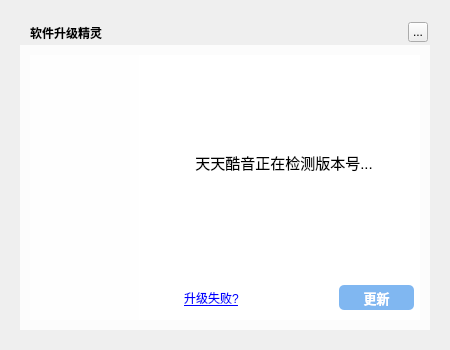
Qt form TTKCore/musicUi/musicWidget/musicsourceupdatewidget.ui (Greedysky/TTKMusicPlayer) before a commit.
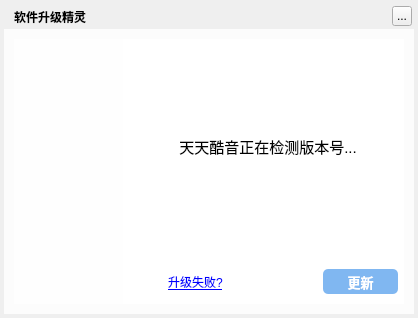
The same form after that commit. Icons and pictures are not drawn. Custom widgets are drawn as their Qt base class.

```diff
--- a/TTKCore/musicUi/musicWidget/musicsourceupdatewidget.ui
+++ b/TTKCore/musicUi/musicWidget/musicsourceupdatewidget.ui
@@ -6,8 +6,8 @@
    <rect>
     <x>0</x>
     <y>0</y>
-    <width>450</width>
-    <height>350</height>
+    <width>418</width>
+    <height>318</height>
    </rect>
   </property>
   <property name="windowTitle">
@@ -19,8 +19,8 @@
   <widget class="QLabel" name="background">
    <property name="geometry">
     <rect>
-     <x>20</x>
-     <y>20</y>
+     <x>4</x>
+     <y>4</y>
      <width>410</width>
      <height>310</height>
     </rect>
@@ -35,8 +35,8 @@
   <widget class="QLabel" name="topTitleName">
    <property name="geometry">
     <rect>
-     <x>30</x>
-     <y>20</y>
+     <x>14</x>
+     <y>4</y>
      <width>231</width>
      <height>25</height>
     </rect>
@@ -51,8 +51,8 @@
   <widget class="QToolButton" name="topTitleCloseButton">
    <property name="geometry">
     <rect>
-     <x>408</x>
-     <y>22</y>
+     <x>392</x>
+     <y>6</y>
      <width>20</width>
      <height>20</height>
     </rect>
@@ -64,8 +64,8 @@
   <widget class="QWidget" name="backgroundMask" native="true">
    <property name="geometry">
     <rect>
-     <x>20</x>
-     <y>45</y>
+     <x>4</x>
+     <y>29</y>
      <width>410</width>
      <height>285</height>
     </rect>
```
Left out of the diff: 1 changed line with no effect on the pictures.
